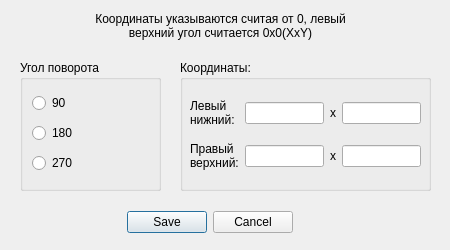
Old version of the form labsC/cw2_V9/forms/rotatefragmentform.ui in the repository Jengle88/labs_etu.
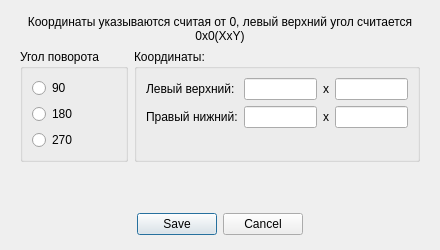
New version of the form.

Commit message: cw2: global refactoring, add layout, add comments

```diff
--- a/labsC/cw2_V9/forms/rotatefragmentform.ui
+++ b/labsC/cw2_V9/forms/rotatefragmentform.ui
@@ -6,55 +6,101 @@
    <rect>
     <x>0</x>
     <y>0</y>
-    <width>450</width>
+    <width>440</width>
     <height>250</height>
    </rect>
   </property>
+  <property name="sizePolicy">
+   <sizepolicy hsizetype="Fixed" vsizetype="Fixed">
+    <horstretch>0</horstretch>
+    <verstretch>0</verstretch>
+   </sizepolicy>
+  </property>
   <property name="windowTitle">
    <string>Повернуть фрагмент</string>
   </property>
-  <widget class="QDialogButtonBox" name="buttonBox">
-   <property name="geometry">
-    <rect>
-     <x>120</x>
-     <y>210</y>
-     <width>179</width>
-     <height>24</height>
-    </rect>
+  <layout class="QVBoxLayout" name="verticalLayout_3">
+   <property name="leftMargin">
+    <number>20</number>
    </property>
-   <property name="standardButtons">
-    <set>QDialogButtonBox::Cancel|QDialogButtonBox::Save</set>
+   <property name="topMargin">
+    <number>15</number>
    </property>
-   <property name="centerButtons">
+   <property name="rightMargin">
+    <number>20</number>
+   </property>
+   <property name="bottomMargin">
+    <number>15</number>
+   </property>
+   <item>
+    <widget class="QLabel" name="label_14">
+     <property name="sizePolicy">
+      <sizepolicy hsizetype="Preferred" vsizetype="Fixed">
+       <horstretch>0</horstretch>
+       <verstretch>0</verstretch>
+      </sizepolicy>
+     </property>
+     <property name="text">
+      <string>Координаты указываются считая от 0, левый верхний угол считается 0х0(XxY)</string>
+     </property>
+     <property name="alignment">
+      <set>Qt::AlignCenter</set>
+     </property>
+     <property name="wordWrap">
     <bool>true</bool>
    </property>
   </widget>
+   </item>
+   <item>
+    <layout class="QFormLayout" name="formLayout">
+     <item row="0" column="0">
+      <layout class="QVBoxLayout" name="verticalLayout_2">
+       <item>
+        <widget class="QGroupBox" name="groupBox">
+         <property name="title">
+          <string>Угол поворота</string>
+         </property>
+         <layout class="QHBoxLayout" name="horizontalLayout">
+          <item>
+           <layout class="QVBoxLayout" name="verticalLayout">
+            <item>
+             <widget class="QRadioButton" name="angle90">
+              <property name="text">
+               <string>90</string>
+              </property>
+             </widget>
+            </item>
+            <item>
+             <widget class="QRadioButton" name="angle180">
+              <property name="text">
+               <string>180</string>
+              </property>
+             </widget>
+            </item>
+            <item>
+             <widget class="QRadioButton" name="angle270">
+              <property name="text">
+               <string>270</string>
+              </property>
+             </widget>
+            </item>
+           </layout>
+          </item>
+         </layout>
+        </widget>
+       </item>
+      </layout>
+     </item>
+     <item row="0" column="1">
   <widget class="QGroupBox" name="groupBox_2">
-   <property name="geometry">
-    <rect>
-     <x>180</x>
-     <y>60</y>
-     <width>251</width>
-     <height>131</height>
-    </rect>
-   </property>
    <property name="title">
     <string>Координаты:</string>
    </property>
-   <widget class="QWidget" name="layoutWidget">
-    <property name="geometry">
-     <rect>
-      <x>10</x>
-      <y>30</y>
-      <width>231</width>
-      <height>91</height>
-     </rect>
-    </property>
-    <layout class="QGridLayout" name="gridLayout">
+       <layout class="QFormLayout" name="formLayout_2">
      <item row="0" column="0">
       <widget class="QLabel" name="label">
        <property name="text">
-        <string>Левый нижний:</string>
+           <string>Левый верхний:</string>
        </property>
        <property name="textFormat">
         <enum>Qt::AutoText</enum>
@@ -92,6 +138,16 @@
        </item>
       </layout>
      </item>
+        <item row="1" column="0">
+         <widget class="QLabel" name="label_2">
+          <property name="text">
+           <string>Правый нижний:</string>
+          </property>
+          <property name="wordWrap">
+           <bool>true</bool>
+          </property>
+         </widget>
+        </item>
      <item row="1" column="1">
       <layout class="QHBoxLayout" name="horizontalLayout_4">
        <item>
@@ -117,84 +173,22 @@
        </item>
       </layout>
      </item>
-     <item row="1" column="0">
-      <widget class="QLabel" name="label_2">
-       <property name="text">
-        <string>Правый верхний:</string>
-       </property>
-       <property name="wordWrap">
-        <bool>true</bool>
-       </property>
+       </layout>
       </widget>
      </item>
     </layout>
-   </widget>
-  </widget>
-  <widget class="QLabel" name="label_14">
-   <property name="geometry">
-    <rect>
-     <x>90</x>
-     <y>10</y>
-     <width>261</width>
-     <height>31</height>
-    </rect>
-   </property>
-   <property name="text">
-    <string>Координаты указываются считая от 0, левый верхний угол считается 0х0(XxY)</string>
-   </property>
-   <property name="alignment">
-    <set>Qt::AlignCenter</set>
-   </property>
-   <property name="wordWrap">
-    <bool>true</bool>
-   </property>
-  </widget>
-  <widget class="QWidget" name="layoutWidget">
-   <property name="geometry">
-    <rect>
-     <x>20</x>
-     <y>60</y>
-     <width>141</width>
-     <height>131</height>
-    </rect>
-   </property>
-   <layout class="QVBoxLayout" name="verticalLayout_2">
-    <item>
-     <widget class="QGroupBox" name="groupBox">
-      <property name="title">
-       <string>Угол поворота</string>
-      </property>
-      <layout class="QHBoxLayout" name="horizontalLayout">
-       <item>
-        <layout class="QVBoxLayout" name="verticalLayout">
-         <item>
-          <widget class="QRadioButton" name="angle90">
-           <property name="text">
-            <string>90</string>
-           </property>
-          </widget>
          </item>
          <item>
-          <widget class="QRadioButton" name="angle180">
-           <property name="text">
-            <string>180</string>
-           </property>
-          </widget>
-         </item>
-         <item>
-          <widget class="QRadioButton" name="angle270">
-           <property name="text">
-            <string>270</string>
+    <widget class="QDialogButtonBox" name="buttonBox">
+     <property name="standardButtons">
+      <set>QDialogButtonBox::Cancel|QDialogButtonBox::Save</set>
+     </property>
+     <property name="centerButtons">
+      <bool>true</bool>
            </property>
           </widget>
          </item>
         </layout>
-       </item>
-      </layout>
-     </widget>
-    </item>
-   </layout>
-  </widget>
  </widget>
  <resources/>
  <connections/>
```
Lines whose indentation alone changed are shown as unchanged. The commit also changes 28 other files.
